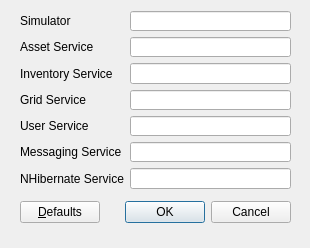
Above: databasedialog.ui from realXtend/taiga-wizard before the change. Below: the same form after it.
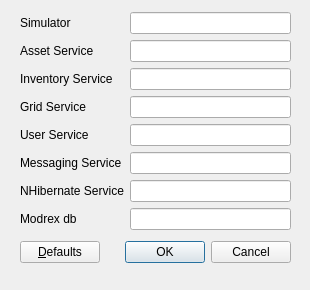
That is the form after the change.

Commit message: Issue 1, adding connection string handling in modrex.ini + adding modrex.ini db name

```diff
--- a/databasedialog.ui
+++ b/databasedialog.ui
@@ -7,7 +7,7 @@
     <x>0</x>
     <y>0</y>
     <width>310</width>
-    <height>248</height>
+    <height>290</height>
    </rect>
   </property>
   <property name="sizePolicy">
@@ -23,9 +23,38 @@
    <property name="geometry">
     <rect>
      <x>20</x>
-     <y>11</y>
+     <y>240</y>
      <width>271</width>
-     <height>178</height>
+     <height>25</height>
+    </rect>
+   </property>
+   <layout class="QHBoxLayout" name="horizontalLayout">
+    <item>
+     <widget class="QPushButton" name="pushButtonDefaults">
+      <property name="text">
+       <string>&amp;Defaults</string>
+      </property>
+     </widget>
+    </item>
+    <item>
+     <widget class="QDialogButtonBox" name="buttonBox">
+      <property name="orientation">
+       <enum>Qt::Horizontal</enum>
+      </property>
+      <property name="standardButtons">
+       <set>QDialogButtonBox::Cancel|QDialogButtonBox::Ok</set>
+      </property>
+     </widget>
+    </item>
+   </layout>
+  </widget>
+  <widget class="QWidget" name="">
+   <property name="geometry">
+    <rect>
+     <x>20</x>
+     <y>12</y>
+     <width>271</width>
+     <height>221</height>
     </rect>
    </property>
    <layout class="QFormLayout" name="formLayout">
@@ -127,32 +156,17 @@
       </property>
      </widget>
     </item>
-   </layout>
-  </widget>
-  <widget class="QWidget" name="">
-   <property name="geometry">
-    <rect>
-     <x>20</x>
-     <y>200</y>
-     <width>271</width>
-     <height>25</height>
-    </rect>
-   </property>
-   <layout class="QHBoxLayout" name="horizontalLayout">
-    <item>
-     <widget class="QPushButton" name="pushButtonDefaults">
+    <item row="7" column="0">
+     <widget class="QLabel" name="label_8">
       <property name="text">
-       <string>&amp;Defaults</string>
+       <string>Modrex db</string>
       </property>
      </widget>
     </item>
-    <item>
-     <widget class="QDialogButtonBox" name="buttonBox">
-      <property name="orientation">
-       <enum>Qt::Horizontal</enum>
-      </property>
-      <property name="standardButtons">
-       <set>QDialogButtonBox::Cancel|QDialogButtonBox::Ok</set>
+    <item row="7" column="1">
+     <widget class="QLineEdit" name="lineEditModrexDb">
+      <property name="accessibleName">
+       <string>modrex_db_name</string>
       </property>
      </widget>
     </item>
```
The commit also changes 7 other files.
